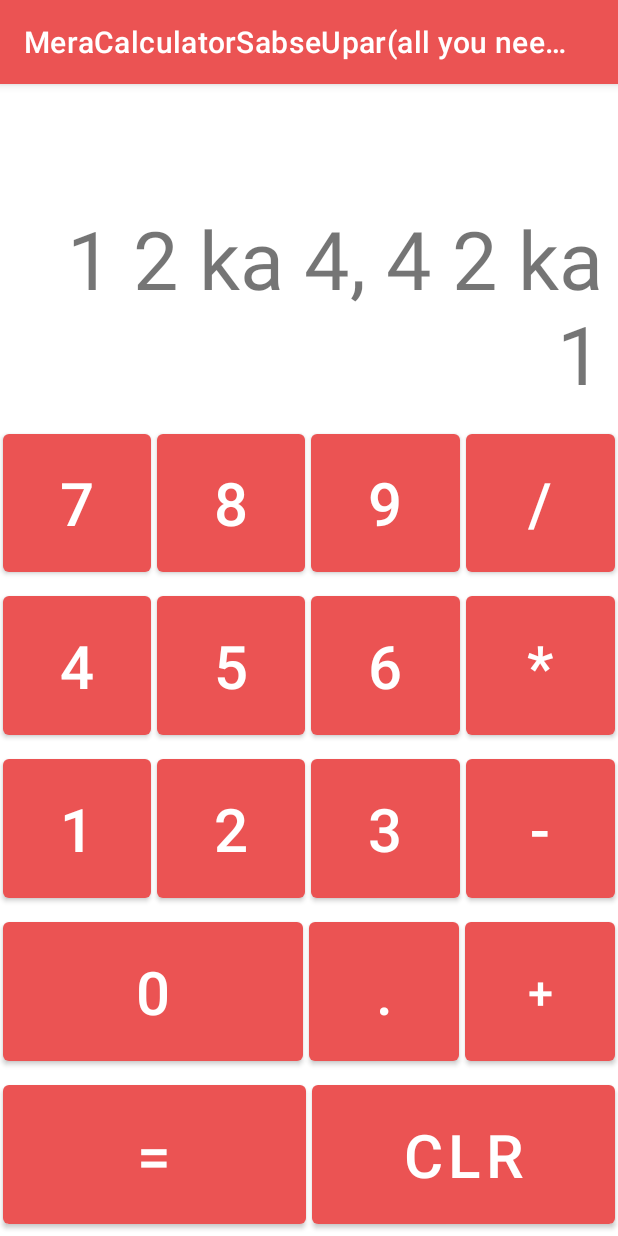
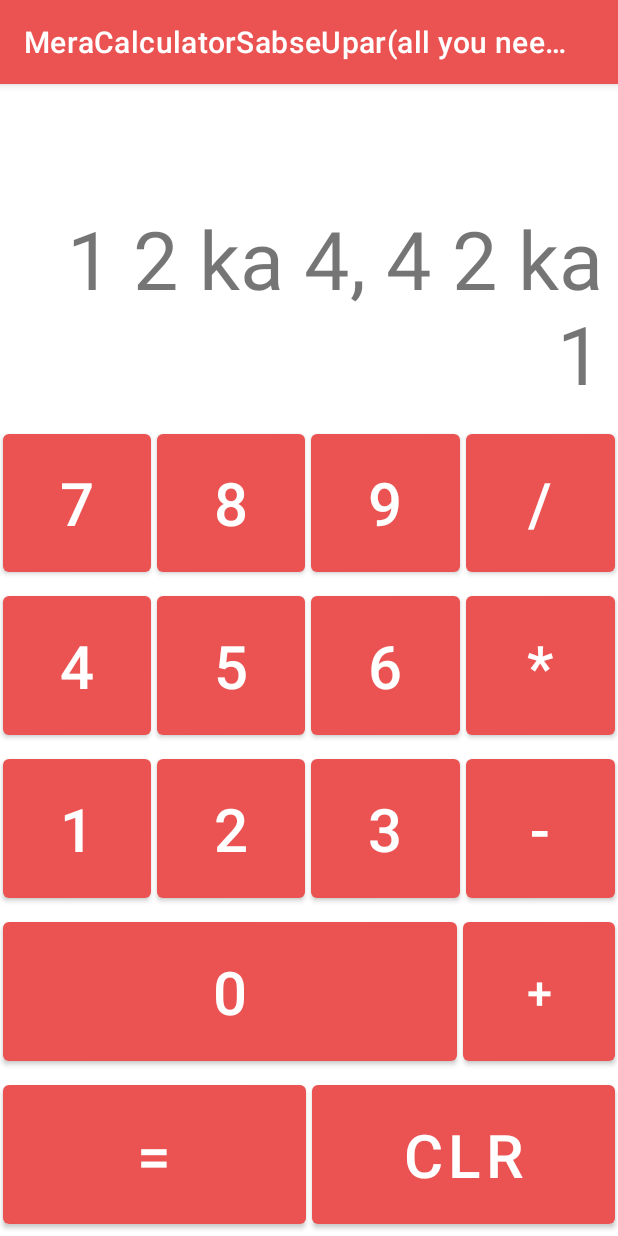
Before and after one commit to shashankRanaNW/Bemst-Calculator, an Android app: the screen it shows after launch (MainActivity), on a phone screen of 412 x 824 dp. Run offline under Robolectric (Android 15) with nearby library versions, the phone set to English and light mode, and no system bars.

Commit message:
I am 8 miles high
Rough app ready,
some cleaning is left

8 miles high in the sky
and when you touch down
SYou see the unfound

There is no warmth to be found
amoung those who are afraid to loose thaeir ground

```diff
--- a/app/src/main/res/layout/activity_main.xml
+++ b/app/src/main/res/layout/activity_main.xml
@@ -60,6 +60,7 @@
             android:text="9"
             android:layout_margin="2sp"
             android:textSize="40sp"
+            android:onClick="on_digit"
             />
 
         <Button
@@ -212,7 +213,7 @@
             android:id="@+id/btn0"
             android:layout_width="0sp"
             android:layout_height="match_parent"
-            android:layout_weight="2"
+            android:layout_weight="3"
             android:text="0"
             android:layout_margin="2sp"
             android:textSize="40sp"
@@ -221,16 +222,7 @@
             />
 
 
-        <Button
 
-            android:id="@+id/btn_decimal"
-            android:layout_width="0sp"
-            android:layout_height="match_parent"
-            android:layout_weight="1"
-            android:text="."
-            android:layout_margin="2sp"
-            android:textSize="40sp"
-            />
 
         <Button
 
```
Also changed, not shown: app/src/main/java/com/example/meracalculatorsabseuparallyouneedisloveloveisallyouneed/MainActivity.kt (+15 -8 lines).
